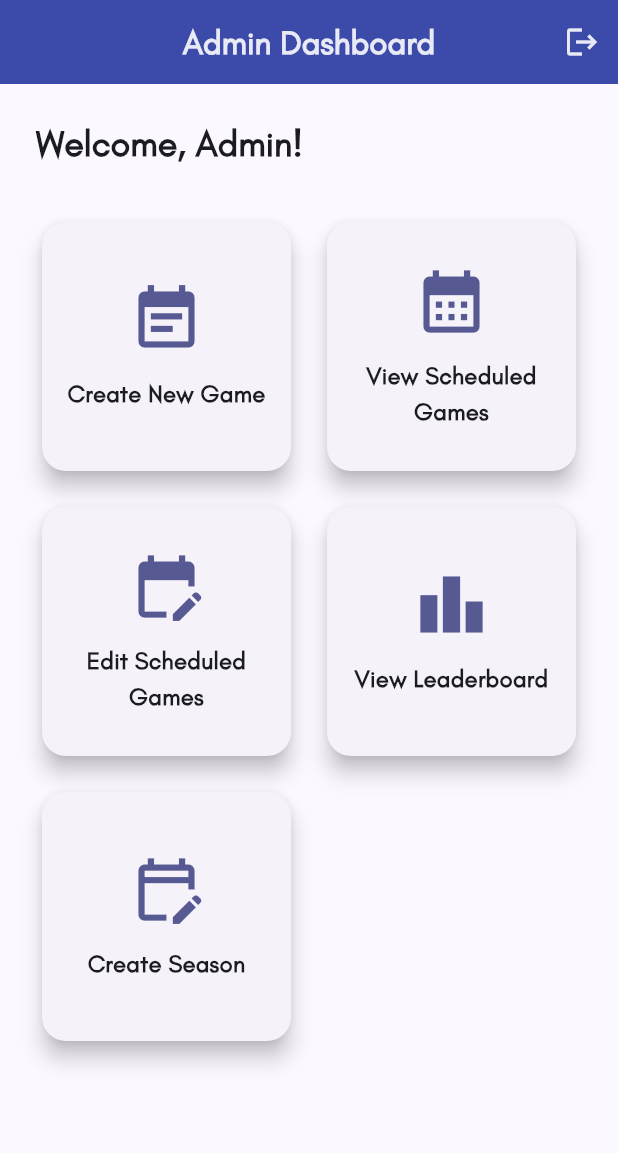
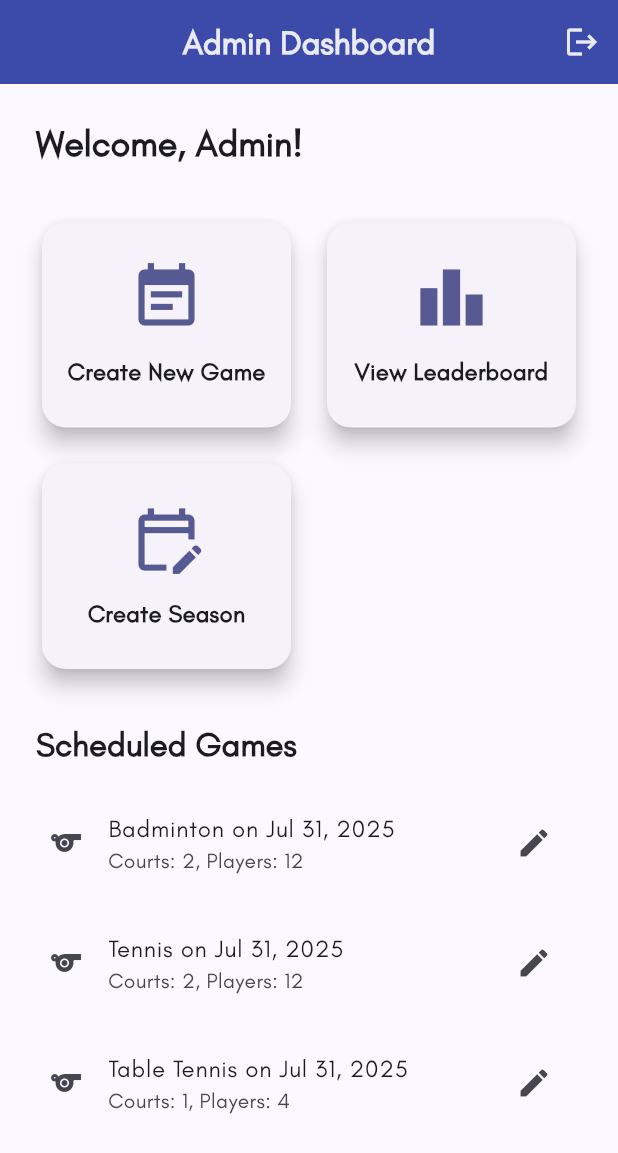
Before and after one commit to Cole-Brito/ENG4001, a Flutter app: the AdminDashboard screen opened directly, on a phone screen of 412 x 824 dp. Shown: the top 1153 px of the screen. Run offline on Flutter 3.47's test engine with Material 3 defaults, Android fonts, the light colour scheme and no system bars.

Commit message:
consolodated some admin functionality

```diff
--- a/lib/screens/admin_dashboard.dart
+++ b/lib/screens/admin_dashboard.dart
@@ -8,16 +8,23 @@
 
 // lib/screens/admin_dashboard.dart
 import 'package:flutter/material.dart';
+import 'package:intl/intl.dart';
+
 import 'create_game_screen.dart';
-import 'scheduled_games_screen.dart';
 import 'login_screen.dart';
 import 'leaderboard_screen.dart';
 import 'create_season_screen.dart';
-import 'edit_scheduled_game_screen.dart';
+import '../../data/mock_game_store.dart';
+import '../../models/game.dart';
 
-class AdminDashboard extends StatelessWidget {
+class AdminDashboard extends StatefulWidget {
   const AdminDashboard({super.key});
 
+  @override
+  State<AdminDashboard> createState() => _AdminDashboardState();
+}
+
+class _AdminDashboardState extends State<AdminDashboard> {
   void _logout(BuildContext context) {
     Navigator.pushAndRemoveUntil(
       context,
@@ -28,8 +35,77 @@ class AdminDashboard extends StatelessWidget {
     );
   }
 
+  void _showEditDialog(BuildContext context, Game game) {
+    final courtsController = TextEditingController(
+      text: game.courts.toString(),
+    );
+    final playersController = TextEditingController(
+      text: game.players.toString(),
+    );
+
+    showDialog(
+      context: context,
+      builder: (context) {
+        return AlertDialog(
+          title: Text('Edit ${game.format} Game'),
+          content: Column(
+            mainAxisSize: MainAxisSize.min,
+            children: [
+              Text('Scheduled for ${DateFormat.yMMMd().format(game.date)}'),
+              const SizedBox(height: 12),
+              TextField(
+                controller: courtsController,
+                keyboardType: TextInputType.number,
+                decoration: const InputDecoration(
+                  labelText: 'Courts',
+                  border: OutlineInputBorder(),
+                ),
+              ),
+              const SizedBox(height: 12),
+              TextField(
+                controller: playersController,
+                keyboardType: TextInputType.number,
+                decoration: const InputDecoration(
+                  labelText: 'Players',
+                  border: OutlineInputBorder(),
+                ),
+              ),
+            ],
+          ),
+          actions: [
+            TextButton(
+              onPressed: () => Navigator.pop(context),
+              child: const Text('Cancel'),
+            ),
+            ElevatedButton(
+              onPressed: () {
+                final newCourts = int.tryParse(courtsController.text);
+                final newPlayers = int.tryParse(playersController.text);
+
+                if (newCourts != null && newPlayers != null) {
+                  final updatedGame = game.copyWith(
+                    courts: newCourts,
+                    players: newPlayers,
+                  );
+
+                  MockGameStore.updateGame(game, updatedGame);
+
+                  setState(() {}); // Refresh UI after update
+                  Navigator.pop(context);
+                }
+              },
+              child: const Text('Save'),
+            ),
+          ],
+        );
+      },
+    );
+  }
+
   @override
   Widget build(BuildContext context) {
+    final games = MockGameStore.games;
+
     return Scaffold(
       appBar: AppBar(
         title: const Text(
@@ -60,11 +136,13 @@ class AdminDashboard extends StatelessWidget {
               ),
             ),
             const SizedBox(height: 32),
-            Expanded(
-              child: GridView.count(
+            GridView.count(
+              shrinkWrap: true,
               crossAxisCount: MediaQuery.of(context).size.width > 600 ? 3 : 2,
               crossAxisSpacing: 16,
               mainAxisSpacing: 16,
+              childAspectRatio: 1.2,
+              physics: const NeverScrollableScrollPhysics(),
               children: <Widget>[
                 _AdminDashboardActionCard(
                   icon: Icons.event_note,
@@ -74,36 +152,7 @@ class AdminDashboard extends StatelessWidget {
                       context,
                       MaterialPageRoute<void>(
                         builder:
-                              (BuildContext context) =>
-                                  const CreateGameScreen(),
-                        ),
-                      );
-                    },
-                  ),
-                  _AdminDashboardActionCard(
-                    icon: Icons.calendar_month,
-                    title: 'View Scheduled Games',
-                    onTap: () {
-                      Navigator.push(
-                        context,
-                        MaterialPageRoute<void>(
-                          builder:
-                              (BuildContext context) =>
-                                  const ScheduledGamesScreen(),
-                        ),
-                      );
-                    },
-                  ),
-                  _AdminDashboardActionCard(
-                    icon: Icons.edit_calendar,
-                    title: 'Edit Scheduled Games',
-                    onTap: () {
-                      Navigator.push(
-                        context,
-                        MaterialPageRoute<void>(
-                          builder:
-                              (BuildContext context) =>
-                                  EditScheduledGameScreen(),
+                            (BuildContext context) => const CreateGameScreen(),
                       ),
                     );
                   },
@@ -116,8 +165,7 @@ class AdminDashboard extends StatelessWidget {
                       context,
                       MaterialPageRoute<void>(
                         builder:
-                              (BuildContext context) =>
-                                  const LeaderboardScreen(),
+                            (BuildContext context) => const LeaderboardScreen(),
                       ),
                     );
                   },
@@ -137,6 +185,41 @@ class AdminDashboard extends StatelessWidget {
                   },
                 ),
               ],
+            ),
+            const SizedBox(height: 32),
+            Text(
+              'Scheduled Games',
+              style: Theme.of(
+                context,
+              ).textTheme.titleLarge!.copyWith(fontWeight: FontWeight.bold),
+            ),
+            const SizedBox(height: 12),
+            Expanded(
+              child:
+                  games.isEmpty
+                      ? const Center(child: Text('No games scheduled yet.'))
+                      : ListView.builder(
+                        itemCount: games.length,
+                        itemBuilder: (context, index) {
+                          final game = games[index];
+                          return ListTile(
+                            contentPadding: const EdgeInsets.symmetric(
+                              horizontal: 8,
+                              vertical: 4,
+                            ),
+                            leading: const Icon(Icons.sports),
+                            title: Text(
+                              '${game.format} on ${DateFormat.yMMMd().format(game.date)}',
+                            ),
+                            subtitle: Text(
+                              'Courts: ${game.courts}, Players: ${game.players}',
+                            ),
+                            trailing: IconButton(
+                              icon: const Icon(Icons.edit),
+                              onPressed: () => _showEditDialog(context, game),
+                            ),
+                          );
+                        },
                       ),
             ),
           ],
--- a/lib/screens/edit_scheduled_game_screen.dart
+++ b/lib/screens/edit_scheduled_game_screen.dart
@@ -1,7 +1,7 @@
 // lib/screens/select_game_to_edit_screen.dart
 import 'package:flutter/material.dart';
-import '../data/mock_game_store.dart';
-import '../models/game.dart';
+import '../../data/mock_game_store.dart';
+import '../../models/game.dart';
 import 'package:intl/intl.dart';
 
 class EditScheduledGameScreen extends StatefulWidget {
```
Lines whose indentation alone changed are shown as unchanged.
